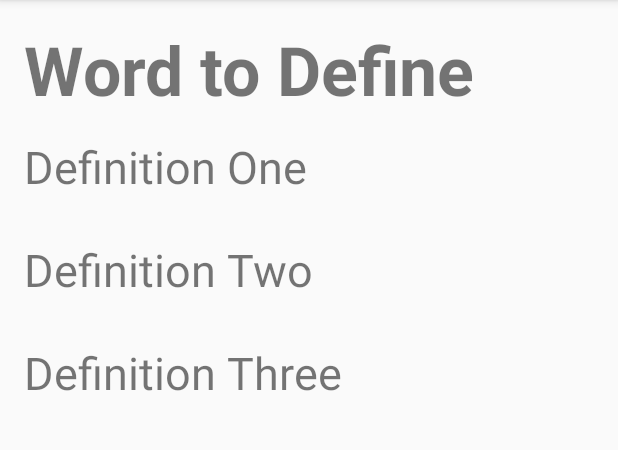
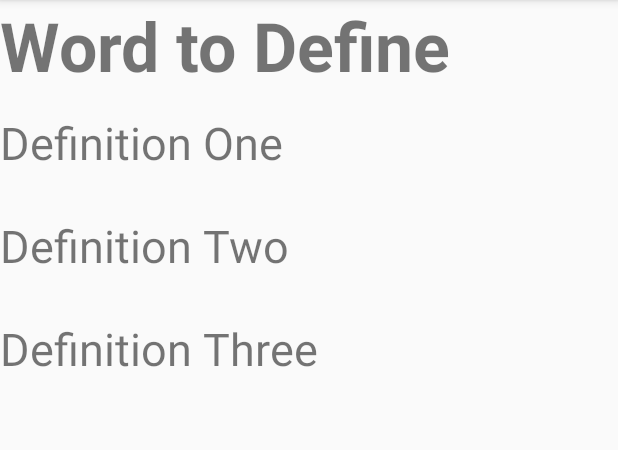
Before and after one commit to salazar3antonio/WordPalApp, an Android app: the screen it shows after launch (MainActivity), on a phone screen of 412 x 824 dp, the part 84-534 px from its top. Run offline under Robolectric (Android 15) with nearby library versions, the phone set to English and light mode, and no system bars.

Commit message:
Definition Fragment

```diff
--- a/app/build.gradle
+++ b/app/build.gradle
@@ -23,4 +23,5 @@
     compile fileTree(dir: 'libs', include: ['*.jar'])
     testCompile 'junit:junit:4.12'
     compile 'com.android.support:appcompat-v7:24.1.1'
+    compile 'com.android.support:support-v4:24.1.1'
 }
--- a/app/src/main/java/co/wordywordy/wordywordy/MainActivity.java
+++ b/app/src/main/java/co/wordywordy/wordywordy/MainActivity.java
@@ -1,13 +1,13 @@
 package co.wordywordy.wordywordy;
 
+import android.os.Bundle;
 import android.support.v7.app.AppCompatActivity;
-import android.os.Bundle;
 
 public class MainActivity extends AppCompatActivity {
 
     @Override
     protected void onCreate(Bundle savedInstanceState) {
         super.onCreate(savedInstanceState);
-        setContentView(R.layout.activity_main);
+        setContentView(R.layout.fragment_definition);
     }
 }
--- a/app/src/main/res/layout/activity_main.xml
+++ b/app/src/main/res/layout/activity_main.xml
@@ -10,44 +10,7 @@
     android:paddingTop="@dimen/activity_vertical_margin"
     tools:context="co.wordywordy.wordywordy.MainActivity">
 
-    <TextView
-        android:id="@+id/main_word"
-        android:layout_width="wrap_content"
-        android:layout_height="wrap_content"
 
-        android:text="@string/displayed_word"
-        android:textSize="45dp"
-        android:textStyle="bold" />
-
-    <TextView
-        android:id="@+id/definition_choice_one"
-        android:layout_width="wrap_content"
-        android:layout_height="wrap_content"
-        android:paddingBottom="14dp"
-        android:paddingTop="14dp"
-        android:text="@string/definition_one"
-        android:textSize="30dp"
-        android:textStyle="normal" />
-
-    <TextView
-        android:id="@+id/definition_choice_two"
-        android:layout_width="wrap_content"
-        android:layout_height="wrap_content"
-        android:paddingBottom="14dp"
-        android:paddingTop="14dp"
-        android:text="@string/definition_two"
-        android:textSize="30dp"
-        android:textStyle="normal" />
-
-    <TextView
-        android:id="@+id/definition_choice_three"
-        android:layout_width="wrap_content"
-        android:layout_height="wrap_content"
-        android:paddingBottom="14dp"
-        android:paddingTop="14dp"
-        android:text="@string/definition_three"
-        android:textSize="30dp"
-        android:textStyle="normal" />
 
 
 </LinearLayout>
--- /dev/null
+++ b/app/src/main/res/layout/fragment_definition.xml
@@ -0,0 +1,48 @@
+<LinearLayout xmlns:android="http://schemas.android.com/apk/res/android"
+    xmlns:tools="http://schemas.android.com/tools"
+    android:layout_width="match_parent"
+    android:layout_height="match_parent"
+    tools:context="co.wordywordy.wordywordy.DefinitionFragment"
+    android:orientation="vertical">
+
+
+    <TextView
+        android:id="@+id/main_word"
+        android:layout_width="wrap_content"
+        android:layout_height="wrap_content"
+
+        android:text="@string/displayed_word"
+        android:textSize="45dp"
+        android:textStyle="bold" />
+
+    <TextView
+        android:id="@+id/definition_choice_one"
+        android:layout_width="wrap_content"
+        android:layout_height="wrap_content"
+        android:paddingBottom="14dp"
+        android:paddingTop="14dp"
+        android:text="@string/definition_one"
+        android:textSize="30dp"
+        android:textStyle="normal" />
+
+    <TextView
+        android:id="@+id/definition_choice_two"
+        android:layout_width="wrap_content"
+        android:layout_height="wrap_content"
+        android:paddingBottom="14dp"
+        android:paddingTop="14dp"
+        android:text="@string/definition_two"
+        android:textSize="30dp"
+        android:textStyle="normal" />
+
+    <TextView
+        android:id="@+id/definition_choice_three"
+        android:layout_width="wrap_content"
+        android:layout_height="wrap_content"
+        android:paddingBottom="14dp"
+        android:paddingTop="14dp"
+        android:text="@string/definition_three"
+        android:textSize="30dp"
+        android:textStyle="normal" />
+
+</LinearLayout>
--- a/app/src/main/res/values/strings.xml
+++ b/app/src/main/res/values/strings.xml
@@ -5,4 +5,7 @@
     <string name="definition_one">Definition One</string>
     <string name="definition_two">Definition Two</string>
     <string name="definition_three">Definition Three</string>
+
+    <!-- TODO: Remove or change this placeholder text -->
+    <string name="hello_blank_fragment">Hello blank fragment</string>
 </resources>
```
Also changed, not shown: app/src/main/java/co/wordywordy/wordywordy/DefinitionFragment.java (+97 -1 lines).
